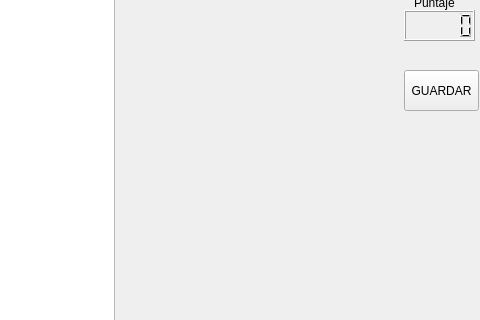
Qt form juego2020/mainwindow.ui (JuanLD89/Proyecto-final_) before a commit; both pictures show x 816 to 1296 and y 220 to 540 of the 1296 by 739 pixel window.
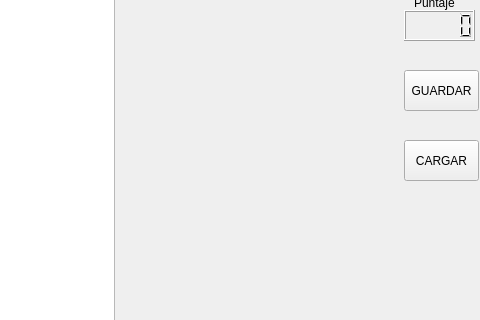
The same form after that commit.

Commit message: actualizacion puntaje y cargar partida

Patch:
```diff
--- a/juego2020/mainwindow.ui
+++ b/juego2020/mainwindow.ui
@@ -109,6 +109,19 @@
      <string>GUARDAR</string>
     </property>
    </widget>
+   <widget class="QPushButton" name="pushButton_4">
+    <property name="geometry">
+     <rect>
+      <x>1220</x>
+      <y>360</y>
+      <width>75</width>
+      <height>41</height>
+     </rect>
+    </property>
+    <property name="text">
+     <string>CARGAR</string>
+    </property>
+   </widget>
   </widget>
   <widget class="QMenuBar" name="menubar">
    <property name="geometry">
```
The commit also changes 6 other files.
